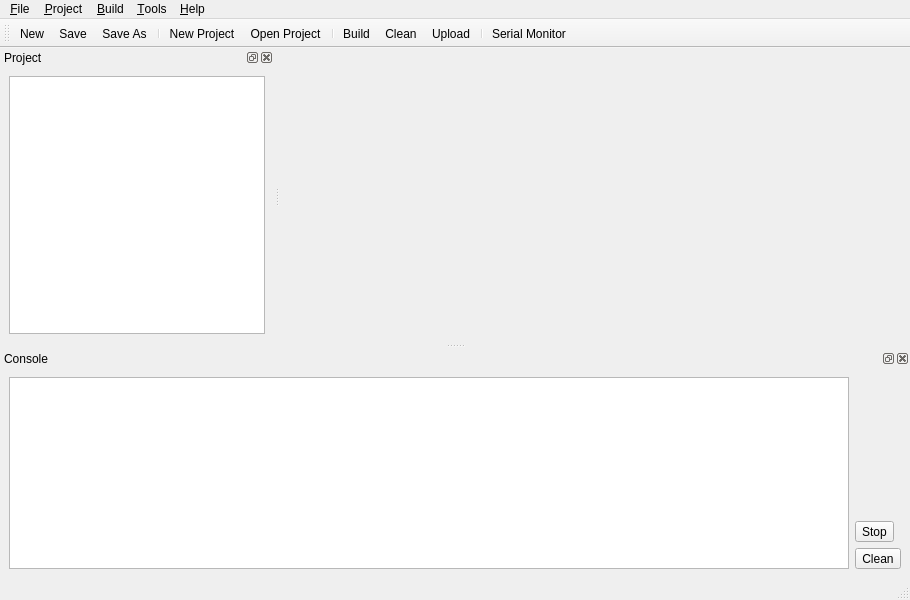
The window that qino/ui/mainwindow.ui (n3wtron/qino) describes before a commit, drawn with Qt 5.
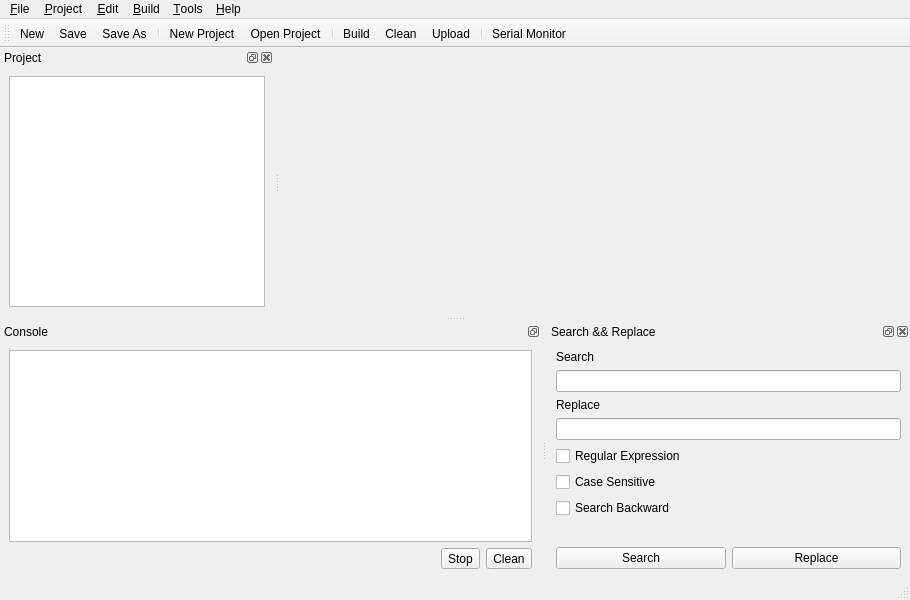
The same window after the commit. Icons and pictures are not drawn. Custom widgets are drawn as their Qt base class.

Commit message: Add find/replace feature

```diff
--- a/qino/ui/mainwindow.ui
+++ b/qino/ui/mainwindow.ui
@@ -18,9 +18,9 @@
     <normaloff>:/icons/images/arduino.png</normaloff>:/icons/images/arduino.png</iconset>
   </property>
   <widget class="QWidget" name="centralwidget">
-   <layout class="QGridLayout" name="gridLayout_2">
+   <layout class="QGridLayout" name="gridLayout_4">
     <item row="0" column="0">
-     <widget class="QTabWidget" name="tabWidget">
+     <widget class="QTabWidget" name="documentTabWidget">
       <property name="currentIndex">
        <number>-1</number>
       </property>
@@ -90,8 +90,15 @@
     </property>
     <addaction name="action_Serial_Monitor"/>
    </widget>
+   <widget class="QMenu" name="menu_Edit">
+    <property name="title">
+     <string>&amp;Edit</string>
+    </property>
+    <addaction name="action_Search"/>
+   </widget>
    <addaction name="menu_File"/>
    <addaction name="menu_Project"/>
+   <addaction name="menu_Edit"/>
    <addaction name="menu_Build"/>
    <addaction name="menu_Tools"/>
    <addaction name="menu_Help"/>
@@ -122,67 +129,6 @@
    <addaction name="separator"/>
    <addaction name="action_Serial_Monitor"/>
   </widget>
-  <widget class="QDockWidget" name="dockWidget">
-   <property name="allowedAreas">
-    <set>Qt::BottomDockWidgetArea|Qt::TopDockWidgetArea</set>
-   </property>
-   <property name="windowTitle">
-    <string>Console</string>
-   </property>
-   <attribute name="dockWidgetArea">
-    <number>8</number>
-   </attribute>
-   <widget class="QWidget" name="dockWidgetContents">
-    <layout class="QGridLayout" name="gridLayout">
-     <item row="2" column="1">
-      <widget class="QToolButton" name="cleanConsoleBtn">
-       <property name="toolTip">
-        <string>Clean Console</string>
-       </property>
-       <property name="text">
-        <string>Clean</string>
-       </property>
-       <property name="icon">
-        <iconset theme="edit-clear">
-         <normaloff/>
-        </iconset>
-       </property>
-      </widget>
-     </item>
-     <item row="0" column="0" rowspan="3">
-      <widget class="QTextEdit" name="consoleOut">
-       <property name="undoRedoEnabled">
-        <bool>false</bool>
-       </property>
-       <property name="lineWrapMode">
-        <enum>QTextEdit::NoWrap</enum>
-       </property>
-       <property name="readOnly">
-        <bool>true</bool>
-       </property>
-       <property name="acceptRichText">
-        <bool>false</bool>
-       </property>
-      </widget>
-     </item>
-     <item row="1" column="1">
-      <widget class="QToolButton" name="stopBtn">
-       <property name="toolTip">
-        <string>Stop Process</string>
-       </property>
-       <property name="text">
-        <string>Stop</string>
-       </property>
-       <property name="icon">
-        <iconset theme="process-stop">
-         <normaloff/>
-        </iconset>
-       </property>
-      </widget>
-     </item>
-    </layout>
-   </widget>
-  </widget>
   <widget class="QDockWidget" name="dockWidget_2">
    <property name="windowTitle">
     <string>Project</string>
@@ -215,6 +161,168 @@
    </widget>
   </widget>
   <widget class="QStatusBar" name="statusBar"/>
+  <widget class="QDockWidget" name="consoleDockWidget">
+   <property name="features">
+    <set>QDockWidget::DockWidgetFloatable|QDockWidget::DockWidgetMovable</set>
+   </property>
+   <property name="allowedAreas">
+    <set>Qt::AllDockWidgetAreas</set>
+   </property>
+   <property name="windowTitle">
+    <string>Console</string>
+   </property>
+   <attribute name="dockWidgetArea">
+    <number>8</number>
+   </attribute>
+   <widget class="QWidget" name="dockWidgetContents_3">
+    <layout class="QGridLayout" name="gridLayout_2">
+     <item row="1" column="2">
+      <widget class="QToolButton" name="stopBtn">
+       <property name="toolTip">
+        <string>Stop Process</string>
+       </property>
+       <property name="text">
+        <string>Stop</string>
+       </property>
+       <property name="icon">
+        <iconset theme="process-stop">
+         <normaloff/>
+        </iconset>
+       </property>
+      </widget>
+     </item>
+     <item row="1" column="3">
+      <widget class="QToolButton" name="cleanConsoleBtn">
+       <property name="toolTip">
+        <string>Clean Console</string>
+       </property>
+       <property name="text">
+        <string>Clean</string>
+       </property>
+       <property name="icon">
+        <iconset theme="edit-clear">
+         <normaloff/>
+        </iconset>
+       </property>
+      </widget>
+     </item>
+     <item row="0" column="0" colspan="4">
+      <widget class="QTextEdit" name="consoleOut">
+       <property name="undoRedoEnabled">
+        <bool>false</bool>
+       </property>
+       <property name="lineWrapMode">
+        <enum>QTextEdit::NoWrap</enum>
+       </property>
+       <property name="readOnly">
+        <bool>true</bool>
+       </property>
+       <property name="acceptRichText">
+        <bool>false</bool>
+       </property>
+      </widget>
+     </item>
+    </layout>
+   </widget>
+  </widget>
+  <widget class="QDockWidget" name="searchDockWidget">
+   <property name="enabled">
+    <bool>true</bool>
+   </property>
+   <property name="floating">
+    <bool>false</bool>
+   </property>
+   <property name="windowTitle">
+    <string>Search &amp;&amp; Replace</string>
+   </property>
+   <attribute name="dockWidgetArea">
+    <number>8</number>
+   </attribute>
+   <widget class="QWidget" name="dockWidgetContents_5">
+    <layout class="QGridLayout" name="gridLayout">
+     <item row="0" column="0" colspan="2">
+      <layout class="QVBoxLayout" name="verticalLayout">
+       <item>
+        <widget class="QLabel" name="label">
+         <property name="text">
+          <string>Search</string>
+         </property>
+        </widget>
+       </item>
+       <item>
+        <widget class="QLineEdit" name="searchEdit"/>
+       </item>
+      </layout>
+     </item>
+     <item row="1" column="0" colspan="2">
+      <layout class="QVBoxLayout" name="verticalLayout_2">
+       <item>
+        <widget class="QLabel" name="label_2">
+         <property name="text">
+          <string>Replace</string>
+         </property>
+        </widget>
+       </item>
+       <item>
+        <widget class="QLineEdit" name="replaceEdit"/>
+       </item>
+      </layout>
+     </item>
+     <item row="2" column="0" colspan="2">
+      <layout class="QVBoxLayout" name="verticalLayout_3">
+       <item>
+        <widget class="QCheckBox" name="searchRegexp">
+         <property name="text">
+          <string>Regular Expression</string>
+         </property>
+        </widget>
+       </item>
+       <item>
+        <widget class="QCheckBox" name="searchCaseSensitive">
+         <property name="text">
+          <string>Case Sensitive</string>
+         </property>
+        </widget>
+       </item>
+       <item>
+        <widget class="QCheckBox" name="searchBack">
+         <property name="text">
+          <string>Search Backward</string>
+         </property>
+        </widget>
+       </item>
+      </layout>
+     </item>
+     <item row="3" column="0">
+      <spacer name="verticalSpacer">
+       <property name="orientation">
+        <enum>Qt::Vertical</enum>
+       </property>
+       <property name="sizeHint" stdset="0">
+        <size>
+         <width>20</width>
+         <height>0</height>
+        </size>
+       </property>
+      </spacer>
+     </item>
+     <item row="4" column="0">
+      <widget class="QPushButton" name="searchBtn">
+       <property name="text">
+        <string>Search</string>
+       </property>
+      </widget>
+     </item>
+     <item row="4" column="1">
+      <widget class="QPushButton" name="replaceBtn">
+       <property name="text">
+        <string>Replace</string>
+       </property>
+      </widget>
+     </item>
+    </layout>
+   </widget>
+  </widget>
   <action name="action_Build">
    <property name="icon">
     <iconset theme="run-build">
```
Left out of the diff: 36 changed lines with no effect on the pictures. The commit also changes 2 other files.
